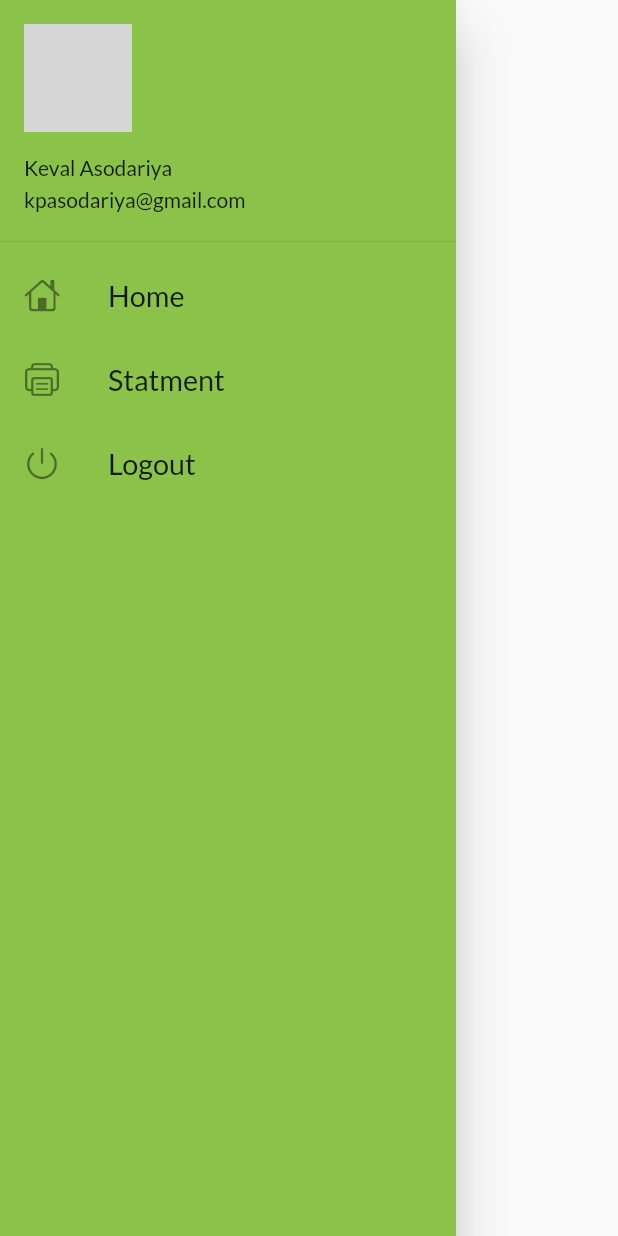
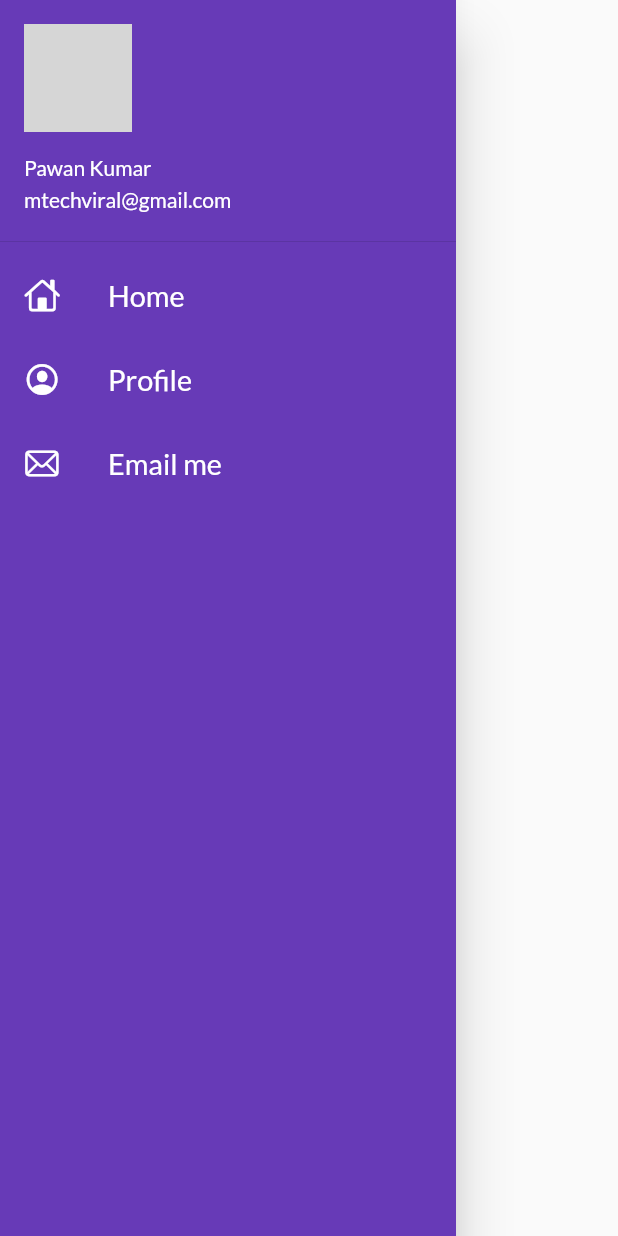
Before and after one commit to Keval-Asodariya/30Days-of-flutter, a Flutter app: the MyDrawer widget shown alone on an empty page, opened directly, on a phone screen of 412 x 824 dp. Run offline on Flutter 3.47's test engine with Material 2 defaults, Android fonts, the phone set to English and light mode, and no system bars; our stand-ins replace google_fonts; network calls fail; grey boxes are pictures that could not be loaded.

Commit message:
Day 11 complated

```diff
--- a/lib/main.dart
+++ b/lib/main.dart
@@ -1,29 +1,26 @@
 import 'package:flutter/material.dart';
+import 'package:flutter_catalog/pages/login_page.dart';
 import 'package:flutter_catalog/utils/routes.dart';
-import 'package:flutter_catalog/widgets/themes.dart';
-import 'package:google_fonts/google_fonts.dart';
 import 'pages/home_page.dart';
-import 'pages/login_page.dart';
+import 'widgets/themes.dart';
 
 void main() {
   runApp(MyApp());
 }
 
 class MyApp extends StatelessWidget {
-  const MyApp({Key? key}) : super(key: key);
-
   @override
   Widget build(BuildContext context) {
     return MaterialApp(
       themeMode: ThemeMode.light,
-      theme: MyTheme.lightTheme,
+      theme: MyTheme.lightTheme(context),
+      darkTheme: MyTheme.darkTheme(context),
       debugShowCheckedModeBanner: false,
-      darkTheme: ThemeData(brightness: Brightness.dark),
-      initialRoute: MyRoutes.loginRoute,
+      initialRoute: MyRoutes.homeRoute,
       routes: {
         "/": (context) => LoginPage(),
         MyRoutes.homeRoute: (context) => HomePage(),
-        MyRoutes.loginRoute: (context) => LoginPage(),
+        MyRoutes.loginRoute: (context) => LoginPage()
       },
     );
   }
--- a/lib/pages/home_page.dart
+++ b/lib/pages/home_page.dart
@@ -2,8 +2,8 @@ import 'package:flutter/material.dart';
 import 'package:flutter_catalog/widgets/drawer.dart';
 
 class HomePage extends StatelessWidget {
-  const HomePage({Key? key}) : super(key: key);
-
+  final int days = 30;
+  final String name = "Codepur";
   @override
   Widget build(BuildContext context) {
     return Scaffold(
@@ -12,7 +12,7 @@ class HomePage extends StatelessWidget {
       ),
       body: Center(
         child: Container(
-          child: Text("Welcome to Homepage"),
+          child: Text("Welcome to $days days of flutter by $name"),
         ),
       ),
       drawer: MyDrawer(),
--- a/lib/widgets/drawer.dart
+++ b/lib/widgets/drawer.dart
@@ -2,52 +2,64 @@ import 'package:flutter/cupertino.dart';
 import 'package:flutter/material.dart';
 
 class MyDrawer extends StatelessWidget {
-  const MyDrawer({Key? key}) : super(key: key);
-
   @override
   Widget build(BuildContext context) {
     final imageUrl =
-        "https://cdn3.iconfinder.com/data/icons/avatars-round-flat/33/avat-01-512.png";
-
+        "https://avatars.githubusercontent.com/u/12619420?s=460&u=26db98cbde1dd34c7c67b85c240505a436b2c36d&v=4";
     return Drawer(
       child: Container(
-        color: Colors.lightGreen,
+        color: Colors.deepPurple,
         child: ListView(
+          padding: EdgeInsets.zero,
           children: [
             DrawerHeader(
               padding: EdgeInsets.zero,
               child: UserAccountsDrawerHeader(
                 margin: EdgeInsets.zero,
-                accountName: Text("Keval Asodariya"),
-                accountEmail: Text("kpasodariya@gmail.com"),
-                currentAccountPicture: Image.network(imageUrl),
+                accountName: Text("Pawan Kumar"),
+                accountEmail: Text("mtechviral@gmail.com"),
+                currentAccountPicture: CircleAvatar(
+                  backgroundImage: NetworkImage(imageUrl),
+                ),
               ),
             ),
             ListTile(
               leading: Icon(
                 CupertinoIcons.home,
+                color: Colors.white,
               ),
               title: Text(
                 "Home",
                 textScaleFactor: 1.2,
+                style: TextStyle(
+                  color: Colors.white,
+                ),
               ),
             ),
             ListTile(
               leading: Icon(
-                CupertinoIcons.printer,
+                CupertinoIcons.profile_circled,
+                color: Colors.white,
               ),
               title: Text(
-                "Statment",
+                "Profile",
                 textScaleFactor: 1.2,
+                style: TextStyle(
+                  color: Colors.white,
+                ),
               ),
             ),
             ListTile(
               leading: Icon(
-                CupertinoIcons.power,
+                CupertinoIcons.mail,
+                color: Colors.white,
               ),
               title: Text(
-                "Logout",
+                "Email me",
                 textScaleFactor: 1.2,
+                style: TextStyle(
+                  color: Colors.white,
+                ),
               ),
             )
           ],
--- a/lib/widgets/themes.dart
+++ b/lib/widgets/themes.dart
@@ -2,12 +2,17 @@ import 'package:flutter/material.dart';
 import 'package:google_fonts/google_fonts.dart';
 
 class MyTheme {
-  static ThemeData get lightTheme => ThemeData(
-      primarySwatch: Colors.lightGreen,
+  static ThemeData lightTheme(BuildContext context) => ThemeData(
+      primarySwatch: Colors.deepPurple,
       fontFamily: GoogleFonts.lato().fontFamily,
       appBarTheme: AppBarTheme(
-        color: Colors.white,
+        color: Colors.deepPurple,
         elevation: 0.0,
         iconTheme: IconThemeData(color: Colors.white),
+        textTheme: Theme.of(context).textTheme,
       ));
+
+  static ThemeData darkTheme(BuildContext context) => ThemeData(
+        brightness: Brightness.dark,
+      );
 }
```
Also changed, not shown: 1 other file.
